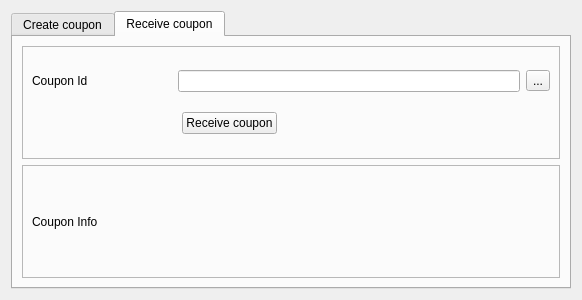
Before: the Qt Designer form src/qt/forms/bonuscodetab.ui in Ailein/atbcoin-insight, drawn with Qt 5.
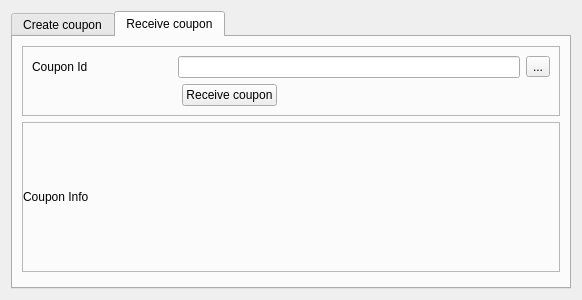
After: the same form once the commit is applied. The open tabs and pages were chosen to show the change.

```diff
--- a/src/qt/forms/bonuscodetab.ui
+++ b/src/qt/forms/bonuscodetab.ui
@@ -229,6 +229,12 @@
          </item>
          <item>
           <widget class="QFrame" name="InfoFrame">
+           <property name="minimumSize">
+            <size>
+             <width>0</width>
+             <height>150</height>
+            </size>
+           </property>
            <property name="frameShape">
             <enum>QFrame::StyledPanel</enum>
            </property>
@@ -236,6 +242,21 @@
             <enum>QFrame::Raised</enum>
            </property>
            <layout class="QVBoxLayout" name="verticalLayout_9">
+            <property name="spacing">
+             <number>0</number>
+            </property>
+            <property name="leftMargin">
+             <number>0</number>
+            </property>
+            <property name="topMargin">
+             <number>0</number>
+            </property>
+            <property name="rightMargin">
+             <number>0</number>
+            </property>
+            <property name="bottomMargin">
+             <number>0</number>
+            </property>
             <item>
              <layout class="QHBoxLayout" name="horizontalLayout_7">
               <item>
@@ -265,6 +286,19 @@
          </item>
         </layout>
        </item>
+       <item>
+        <spacer name="verticalSpacer">
+         <property name="orientation">
+          <enum>Qt::Vertical</enum>
+         </property>
+         <property name="sizeHint" stdset="0">
+          <size>
+           <width>20</width>
+           <height>40</height>
+          </size>
+         </property>
+        </spacer>
+       </item>
       </layout>
      </widget>
     </widget>
```
Left out of the diff: 2 changed lines with no effect on the pictures.
